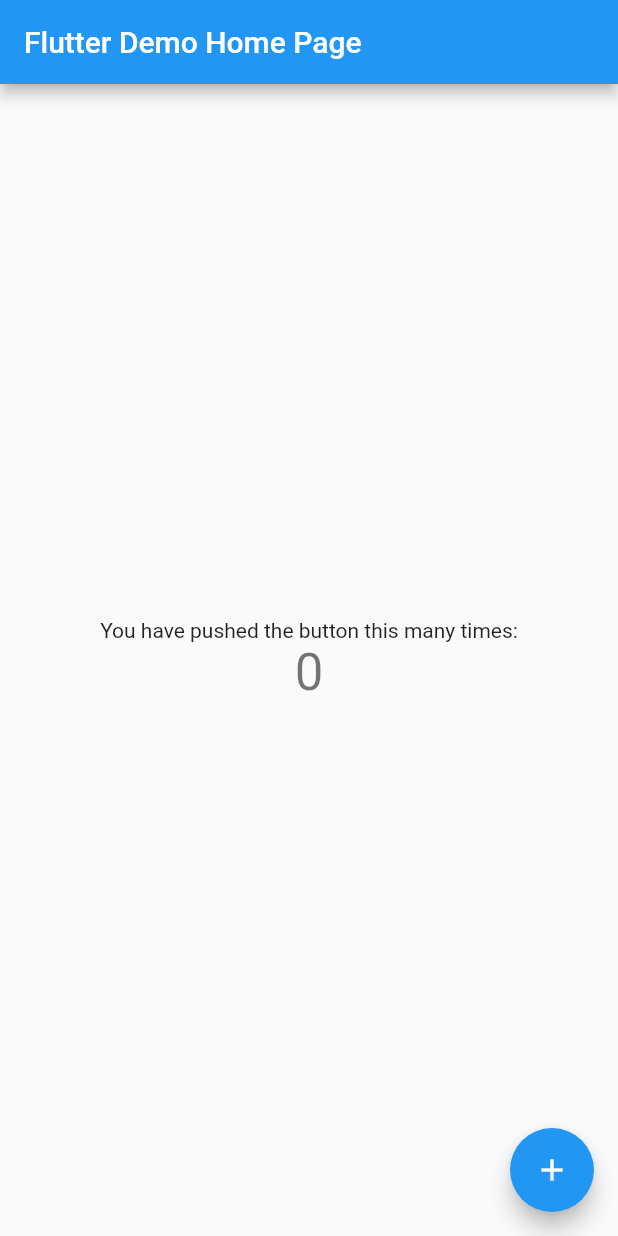
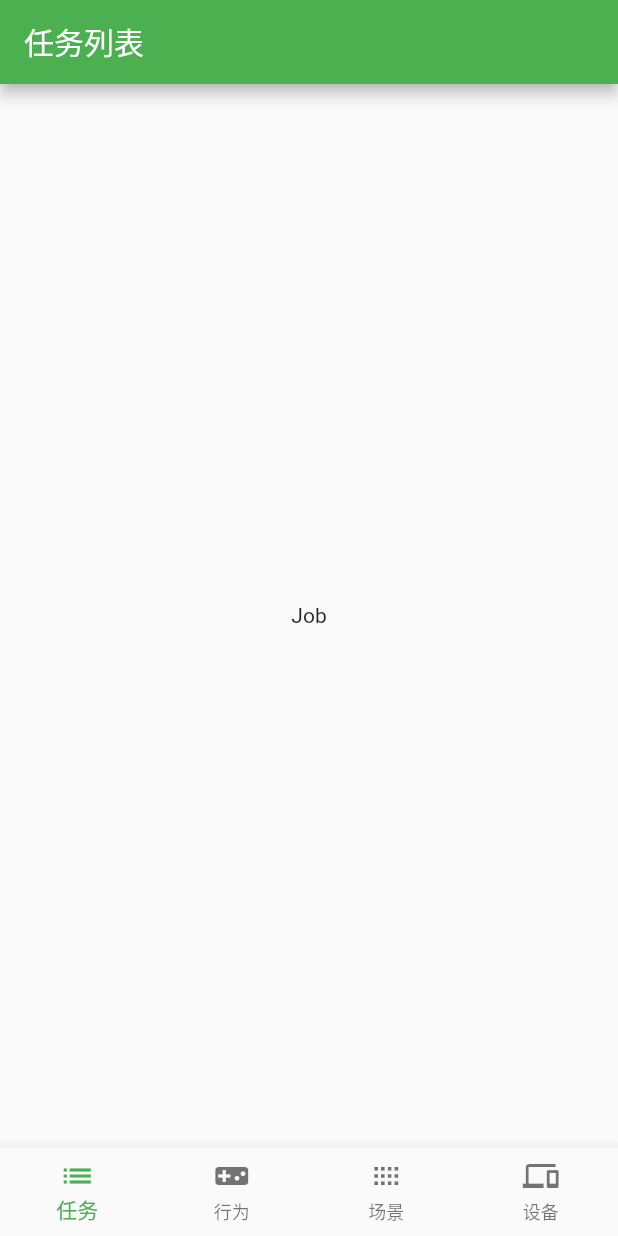
Before and after one commit to Panda-Smart-Home/app, a Flutter app: the screen it shows after launch, on a phone screen of 412 x 824 dp. Run offline on Flutter 3.47's test engine with Material 2 defaults, Android fonts, the phone set to English and light mode, and no system bars.

Commit message:
底部菜单栏

```diff
--- /dev/null
+++ b/lib/home/home.dart
@@ -0,0 +1,58 @@
+import 'package:flutter/material.dart';
+import 'pages/job_list.dart';
+import 'pages/action_list.dart';
+import 'pages/scene_list.dart';
+import 'pages/device_list.dart';
+
+class HomePage extends StatefulWidget {
+  HomePage({Key key}) : super(key: key);
+
+  @override
+  _HomePageState createState() => _HomePageState();
+}
+
+class _HomePageState extends State<HomePage> {
+
+  final _pages = [
+    JobList(),
+    ActionList(),
+    SceneList(),
+    DeviceList(),
+  ];
+
+  final _titles = [
+    Text('任务列表'),
+    Text('行为列表'),
+    Text('场景列表'),
+    Text('设备列表'),
+  ];
+
+  final _bottomItems = [
+    BottomNavigationBarItem(icon: Icon(Icons.list), title: Text('任务')),
+    BottomNavigationBarItem(icon: Icon(Icons.videogame_asset), title: Text('行为')),
+    BottomNavigationBarItem(icon: Icon(Icons.view_compact), title: Text('场景')),
+    BottomNavigationBarItem(icon: Icon(Icons.devices), title: Text('设备')),
+  ];
+
+  var _currentIndex = 0;
+
+  @override
+  Widget build(BuildContext context) {
+    return Scaffold(
+      appBar: AppBar(
+        title: _titles[_currentIndex],
+      ),
+      body: _pages[_currentIndex],
+      bottomNavigationBar: BottomNavigationBar(
+        items: _bottomItems,
+        currentIndex: _currentIndex,
+        type: BottomNavigationBarType.fixed,
+        onTap: (int index) {
+          setState(() {
+            _currentIndex = index;
+          });
+        },
+      ),
+    );
+  }
+}
--- /dev/null
+++ b/lib/home/pages/job_list.dart
@@ -0,0 +1,17 @@
+import 'package:flutter/material.dart';
+
+class JobList extends StatefulWidget {
+  JobList({Key key}) : super(key: key);
+
+  @override
+  _JobListState createState() => _JobListState();
+}
+
+class _JobListState extends State<JobList> {
+  @override
+  Widget build(BuildContext context) {
+    return Container(
+      child: Center(child: Text('Job')),
+    );
+  }
+}
--- a/lib/main.dart
+++ b/lib/main.dart
@@ -1,4 +1,5 @@
 import 'package:flutter/material.dart';
+import 'home/home.dart';
 
 void main() => runApp(MyApp());
 
@@ -7,7 +8,7 @@ class MyApp extends StatelessWidget {
   @override
   Widget build(BuildContext context) {
     return MaterialApp(
-      title: 'Flutter Demo',
+      title: '熊猫智家',
       theme: ThemeData(
         // This is the theme of your application.
         //
@@ -18,94 +19,9 @@ class MyApp extends StatelessWidget {
         // or simply save your changes to "hot reload" in a Flutter IDE).
         // Notice that the counter didn't reset back to zero; the application
         // is not restarted.
-        primarySwatch: Colors.blue,
+        primarySwatch: Colors.green,
       ),
-      home: MyHomePage(title: 'Flutter Demo Home Page'),
+      home: HomePage(),
     );
   }
 }
-
-class MyHomePage extends StatefulWidget {
-  MyHomePage({Key key, this.title}) : super(key: key);
-
-  // This widget is the home page of your application. It is stateful, meaning
-  // that it has a State object (defined below) that contains fields that affect
-  // how it looks.
-
-  // This class is the configuration for the state. It holds the values (in this
-  // case the title) provided by the parent (in this case the App widget) and
-  // used by the build method of the State. Fields in a Widget subclass are
-  // always marked "final".
-
-  final String title;
-
-  @override
-  _MyHomePageState createState() => _MyHomePageState();
-}
-
-class _MyHomePageState extends State<MyHomePage> {
-  int _counter = 0;
-
-  void _incrementCounter() {
-    setState(() {
-      // This call to setState tells the Flutter framework that something has
-      // changed in this State, which causes it to rerun the build method below
-      // so that the display can reflect the updated values. If we changed
-      // _counter without calling setState(), then the build method would not be
-      // called again, and so nothing would appear to happen.
-      _counter++;
-    });
-  }
-
-  @override
-  Widget build(BuildContext context) {
-    // This method is rerun every time setState is called, for instance as done
-    // by the _incrementCounter method above.
-    //
-    // The Flutter framework has been optimized to make rerunning build methods
-    // fast, so that you can just rebuild anything that needs updating rather
-    // than having to individually change instances of widgets.
-    return Scaffold(
-      appBar: AppBar(
-        // Here we take the value from the MyHomePage object that was created by
-        // the App.build method, and use it to set our appbar title.
-        title: Text(widget.title),
-      ),
-      body: Center(
-        // Center is a layout widget. It takes a single child and positions it
-        // in the middle of the parent.
-        child: Column(
-          // Column is also layout widget. It takes a list of children and
-          // arranges them vertically. By default, it sizes itself to fit its
-          // children horizontally, and tries to be as tall as its parent.
-          //
-          // Invoke "debug painting" (press "p" in the console, choose the
-          // "Toggle Debug Paint" action from the Flutter Inspector in Android
-          // Studio, or the "Toggle Debug Paint" command in Visual Studio Code)
-          // to see the wireframe for each widget.
-          //
-          // Column has various properties to control how it sizes itself and
-          // how it positions its children. Here we use mainAxisAlignment to
-          // center the children vertically; the main axis here is the vertical
-          // axis because Columns are vertical (the cross axis would be
-          // horizontal).
-          mainAxisAlignment: MainAxisAlignment.center,
-          children: <Widget>[
-            Text(
-              'You have pushed the button this many times:',
-            ),
-            Text(
-              '$_counter',
-              style: Theme.of(context).textTheme.display1,
-            ),
-          ],
-        ),
-      ),
-      floatingActionButton: FloatingActionButton(
-        onPressed: _incrementCounter,
-        tooltip: 'Increment',
-        child: Icon(Icons.add),
-      ), // This trailing comma makes auto-formatting nicer for build methods.
-    );
-  }
-}
```
Also changed, not shown: lib/home/pages/action_list.dart (added, +17 -0 lines), lib/home/pages/device_list.dart (added, +17 -0 lines), lib/home/pages/scene_list.dart (added, +17 -0 lines).
